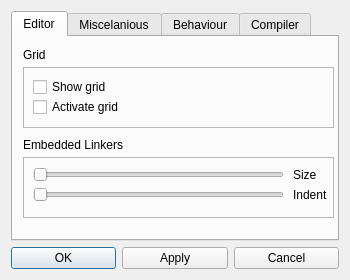
qreal/qreal, file unreal/trunk/qrgui/mainwindow/preferencesDialog.ui: the form before one commit.
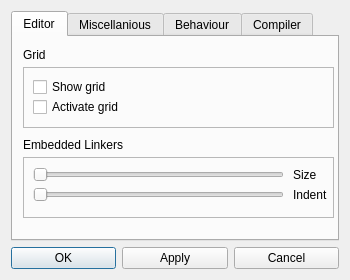
The form after the commit. The open tabs and pages were chosen to show the change. Icons and pictures are not drawn.

```diff
--- a/unreal/trunk/qrgui/mainwindow/preferencesDialog.ui
+++ b/unreal/trunk/qrgui/mainwindow/preferencesDialog.ui
@@ -213,7 +213,7 @@
      </widget>
      <widget class="QWidget" name="miscTab">
       <attribute name="title">
-       <string>Miscelanious</string>
+       <string>Miscellanious</string>
       </attribute>
       <widget class="QFrame" name="frame_3">
        <property name="geometry">
```
Left out of the diff: 12 changed lines with no effect on the pictures.
